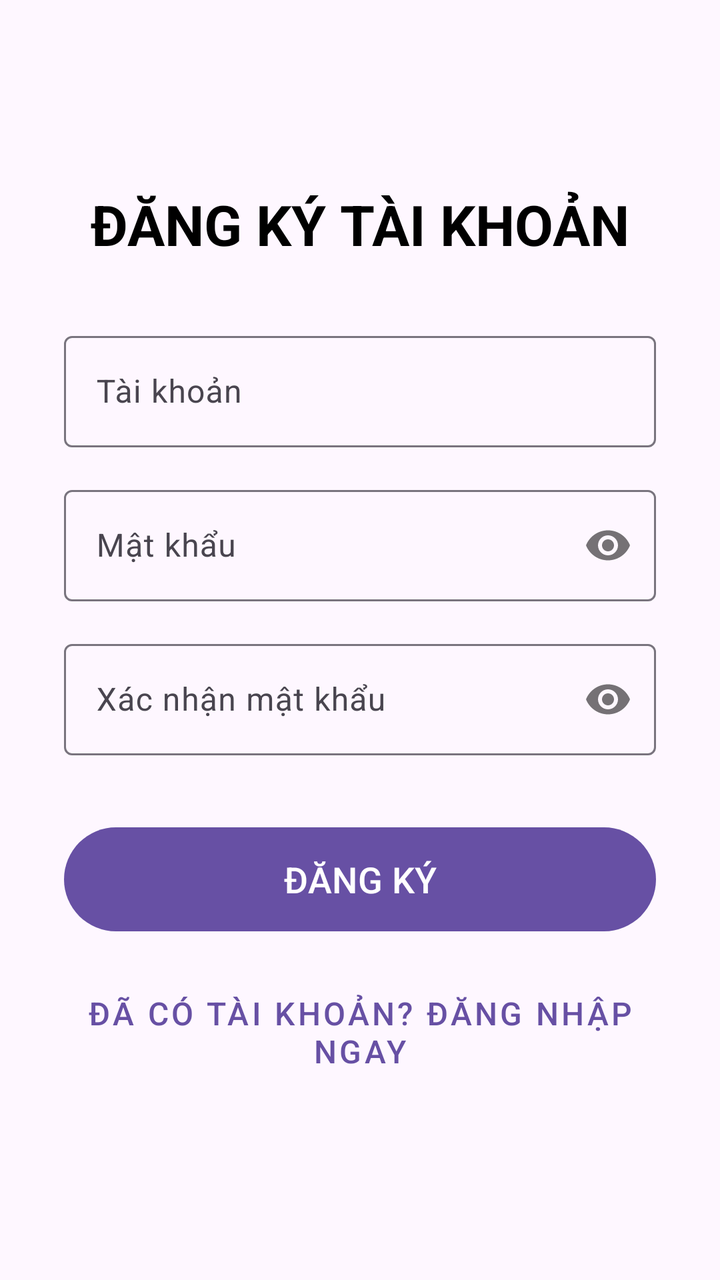
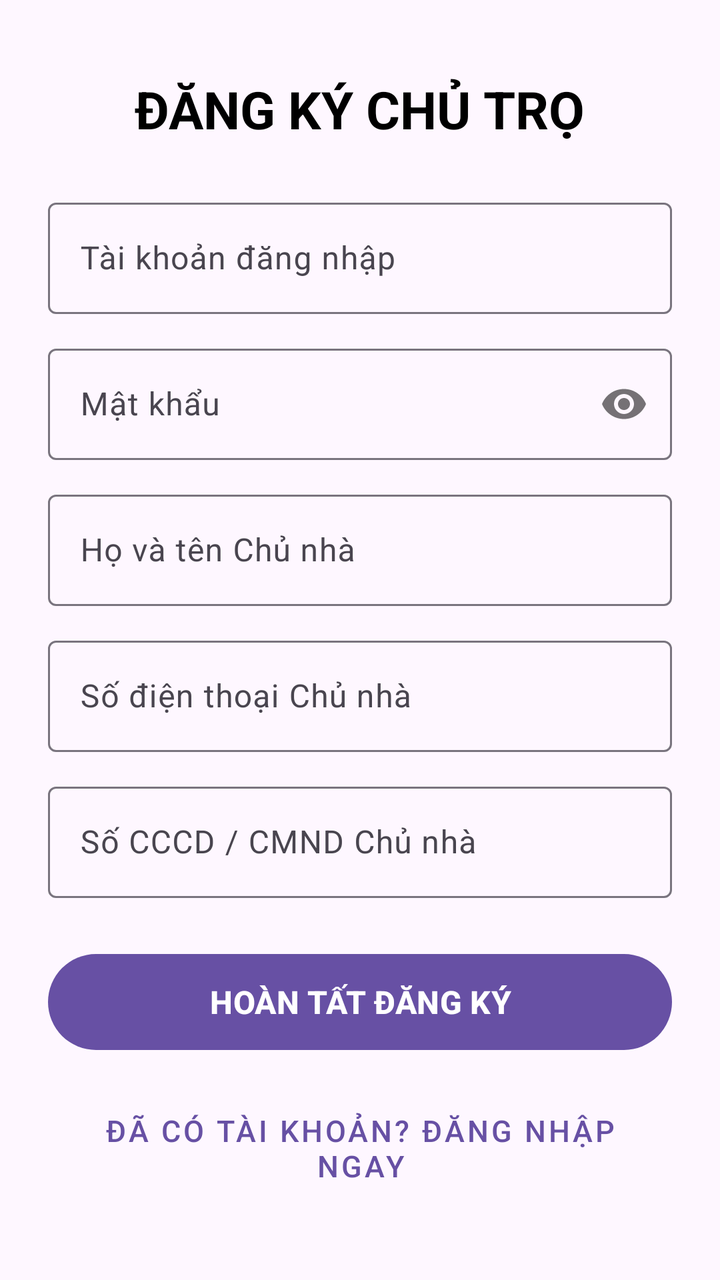

The first picture is an Android layout as it rendered before a commit; the second is the same layout after the commit. The layout source and the unified diff follow.
<!-- AndroidManifest.xml: application theme Theme.Detai1 -->
<!-- res/layout/giaodiendangki.xml -->
<?xml version="1.0" encoding="utf-8"?>
<LinearLayout xmlns:android="http://schemas.android.com/apk/res/android"
    xmlns:app="http://schemas.android.com/apk/res-auto"
    android:layout_width="match_parent"
    android:layout_height="match_parent"
    android:orientation="vertical"
    android:gravity="center"
    android:padding="32dp">

    <TextView
        android:layout_width="wrap_content"
        android:layout_height="wrap_content"
        android:text="ĐĂNG KÝ TÀI KHOẢN"
        android:textSize="28sp"
        android:textStyle="bold"
        android:layout_marginBottom="32dp"
        android:textColor="@android:color/black"/>

    <com.google.android.material.textfield.TextInputLayout
        android:layout_width="match_parent"
        android:layout_height="wrap_content"
        android:layout_marginBottom="16dp"
        android:hint="Tài khoản">

        <com.google.android.material.textfield.TextInputEditText
            android:id="@+id/txttaikhoan"
            android:layout_width="match_parent"
            android:layout_height="wrap_content"
            android:inputType="textPersonName" />
    </com.google.android.material.textfield.TextInputLayout>

    <com.google.android.material.textfield.TextInputLayout
        android:layout_width="match_parent"
        android:layout_height="wrap_content"
        android:layout_marginBottom="16dp"
        android:hint="Mật khẩu"
        app:passwordToggleEnabled="true">

        <com.google.android.material.textfield.TextInputEditText
            android:id="@+id/txtmatkhau"
            android:layout_width="match_parent"
            android:layout_height="wrap_content"
            android:inputType="textPassword" />
    </com.google.android.material.textfield.TextInputLayout>

    <com.google.android.material.textfield.TextInputLayout
        android:layout_width="match_parent"
        android:layout_height="wrap_content"
        android:layout_marginBottom="32dp"
        android:hint="Xác nhận mật khẩu"
        app:passwordToggleEnabled="true">

        <com.google.android.material.textfield.TextInputEditText
            android:id="@+id/txtxacnhanmatkhau"
            android:layout_width="match_parent"
            android:layout_height="wrap_content"
            android:inputType="textPassword" />
    </com.google.android.material.textfield.TextInputLayout>

    <Button
        android:id="@+id/btndangki"
        android:layout_width="match_parent"
        android:layout_height="60dp"
        android:text="ĐĂNG KÝ"
        android:textSize="18sp"
        android:layout_marginBottom="16dp"/>

    <Button
        android:id="@+id/btnquaylai"
        style="@style/Widget.MaterialComponents.Button.TextButton"
        android:layout_width="match_parent"
        android:layout_height="wrap_content"
        android:text="Đã có tài khoản? Đăng nhập ngay"
        android:textSize="16sp"/>

</LinearLayout>
<!-- resources referenced by this layout -->
<resources>
  <style name="Theme.Detai1" parent="Base.Theme.Detai1" />
  <style name="Base.Theme.Detai1" parent="Theme.Material3.DayNight.NoActionBar">
          
          
      </style>
</resources>

<!-- the commit's change to res/layout/giaodiendangki.xml (unified diff, before → after) -->
@@ -1,76 +1,108 @@
 <?xml version="1.0" encoding="utf-8"?>
-<LinearLayout xmlns:android="http://schemas.android.com/apk/res/android"
+<ScrollView xmlns:android="http://schemas.android.com/apk/res/android"
     xmlns:app="http://schemas.android.com/apk/res-auto"
     android:layout_width="match_parent"
     android:layout_height="match_parent"
-    android:orientation="vertical"
-    android:gravity="center"
-    android:padding="32dp">
+    android:fillViewport="true">
 
-    <TextView
-        android:layout_width="wrap_content"
-        android:layout_height="wrap_content"
-        android:text="ĐĂNG KÝ TÀI KHOẢN"
-        android:textSize="28sp"
-        android:textStyle="bold"
-        android:layout_marginBottom="32dp"
-        android:textColor="@android:color/black"/>
-
-    <com.google.android.material.textfield.TextInputLayout
+    <LinearLayout
         android:layout_width="match_parent"
         android:layout_height="wrap_content"
-        android:layout_marginBottom="16dp"
-        android:hint="Tài khoản">
+        android:orientation="vertical"
+        android:gravity="center"
+        android:padding="24dp">
 
-        <com.google.android.material.textfield.TextInputEditText
-            android:id="@+id/txttaikhoan"
+        <TextView
+            android:layout_width="wrap_content"
+            android:layout_height="wrap_content"
+            android:text="ĐĂNG KÝ CHỦ TRỌ"
+            android:textSize="26sp"
+            android:textStyle="bold"
+            android:layout_marginBottom="24dp"
+            android:textColor="@android:color/black"/>
+
+        <com.google.android.material.textfield.TextInputLayout
             android:layout_width="match_parent"
             android:layout_height="wrap_content"
-            android:inputType="textPersonName" />
-    </com.google.android.material.textfield.TextInputLayout>
+            android:layout_marginBottom="12dp"
+            android:hint="Tài khoản đăng nhập">
 
-    <com.google.android.material.textfield.TextInputLayout
-        android:layout_width="match_parent"
-        android:layout_height="wrap_content"
-        android:layout_marginBottom="16dp"
-        android:hint="Mật khẩu"
-        app:passwordToggleEnabled="true">
+            <com.google.android.material.textfield.TextInputEditText
+                android:id="@+id/txttaikhoan"
+                android:layout_width="match_parent"
+                android:layout_height="wrap_content"
+                android:inputType="textPersonName" />
+        </com.google.android.material.textfield.TextInputLayout>
 
-        <com.google.android.material.textfield.TextInputEditText
-            android:id="@+id/txtmatkhau"
+        <com.google.android.material.textfield.TextInputLayout
             android:layout_width="match_parent"
             android:layout_height="wrap_content"
-            android:inputType="textPassword" />
-    </com.google.android.material.textfield.TextInputLayout>
+            android:layout_marginBottom="12dp"
+            android:hint="Mật khẩu"
+            app:passwordToggleEnabled="true">
 
-    <com.google.android.material.textfield.TextInputLayout
-        android:layout_width="match_parent"
-        android:layout_height="wrap_content"
-        android:layout_marginBottom="32dp"
-        android:hint="Xác nhận mật khẩu"
-        app:passwordToggleEnabled="true">
+            <com.google.android.material.textfield.TextInputEditText
+                android:id="@+id/txtmatkhau"
+                android:layout_width="match_parent"
+                android:layout_height="wrap_content"
+                android:inputType="textPassword" />
+        </com.google.android.material.textfield.TextInputLayout>
 
-        <com.google.android.material.textfield.TextInputEditText
-            android:id="@+id/txtxacnhanmatkhau"
+        <com.google.android.material.textfield.TextInputLayout
             android:layout_width="match_parent"
             android:layout_height="wrap_content"
-            android:inputType="textPassword" />
-    </com.google.android.material.textfield.TextInputLayout>
+            android:layout_marginBottom="12dp"
+            android:hint="Họ và tên Chủ nhà">
 
-    <Button
-        android:id="@+id/btndangki"
-        android:layout_width="match_parent"
-        android:layout_height="60dp"
-        android:text="ĐĂNG KÝ"
-        android:textSize="18sp"
-        android:layout_marginBottom="16dp"/>
+            <com.google.android.material.textfield.TextInputEditText
+                android:id="@+id/txthotenchunha"
+                android:layout_width="match_parent"
+                android:layout_height="wrap_content"
+                android:inputType="textPersonName" />
+        </com.google.android.material.textfield.TextInputLayout>
 
-    <Button
-        android:id="@+id/btnquaylai"
-        style="@style/Widget.MaterialComponents.Button.TextButton"
-        android:layout_width="match_parent"
-        android:layout_height="wrap_content"
-        android:text="Đã có tài khoản? Đăng nhập ngay"
-        android:textSize="16sp"/>
+        <com.google.android.material.textfield.TextInputLayout
+            android:layout_width="match_parent"
+            android:layout_height="wrap_content"
+            android:layout_marginBottom="12dp"
+            android:hint="Số điện thoại Chủ nhà">
 
-</LinearLayout>
+            <com.google.android.material.textfield.TextInputEditText
+                android:id="@+id/txtsdtchunha"
+                android:layout_width="match_parent"
+                android:layout_height="wrap_content"
+                android:inputType="phone" />
+        </com.google.android.material.textfield.TextInputLayout>
+
+        <com.google.android.material.textfield.TextInputLayout
+            android:layout_width="match_parent"
+            android:layout_height="wrap_content"
+            android:layout_marginBottom="24dp"
+            android:hint="Số CCCD / CMND Chủ nhà">
+
+            <com.google.android.material.textfield.TextInputEditText
+                android:id="@+id/txtcccdchunha"
+                android:layout_width="match_parent"
+                android:layout_height="wrap_content"
+                android:inputType="number" />
+        </com.google.android.material.textfield.TextInputLayout>
+
+        <Button
+            android:id="@+id/btndangki"
+            android:layout_width="match_parent"
+            android:layout_height="56dp"
+            android:text="HOÀN TẤT ĐĂNG KÝ"
+            android:textSize="16sp"
+            android:textStyle="bold"
+            android:layout_marginBottom="16dp"/>
+
+        <Button
+            android:id="@+id/btnquaylai"
+            style="@style/Widget.MaterialComponents.Button.TextButton"
+            android:layout_width="match_parent"
+            android:layout_height="wrap_content"
+            android:text="Đã có tài khoản? Đăng nhập ngay"
+            android:textSize="15sp"/>
+
+    </LinearLayout>
+</ScrollView>
